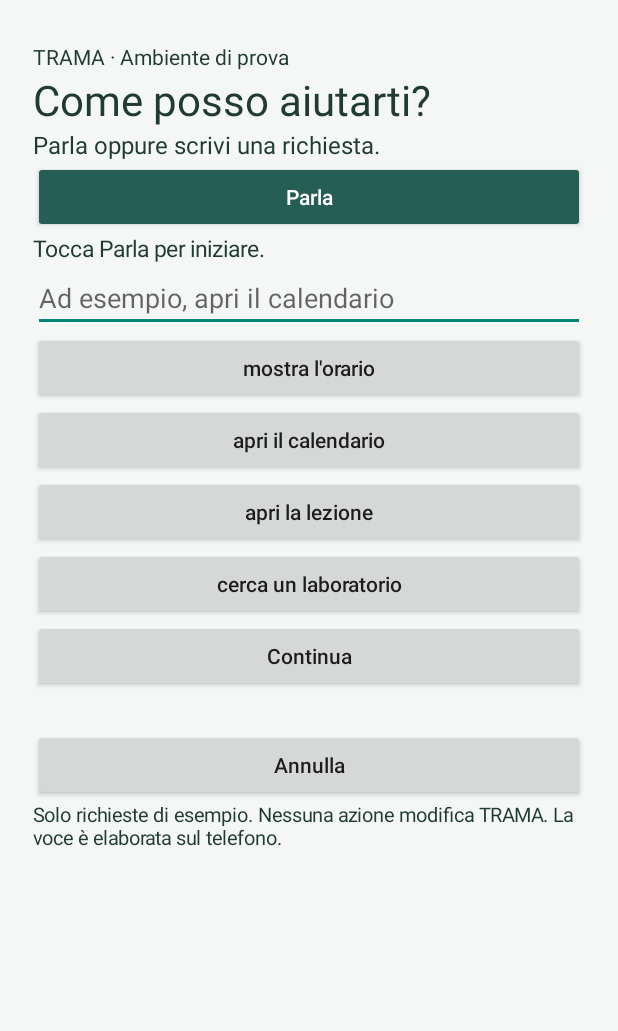
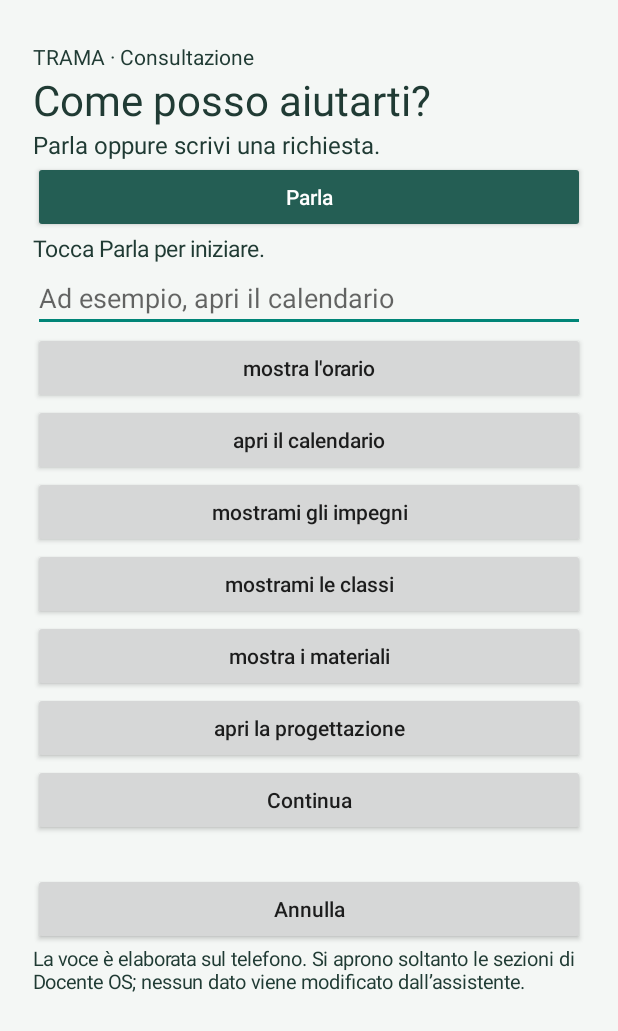
Before and after one commit to antoniocorsano-boop/trama-ecosistema, an Android app: the screen it shows after launch (MainActivity), on a phone screen of 412 x 824 dp. Shown: the top 1031 px of the screen. Run offline under Robolectric (Android 15) with nearby library versions, the phone set to English and light mode, and no system bars; libraries missing offline, so code that uses them is left out: org.vosk; 4 statements that could not run were skipped.

Commit message:
feat(tv-01d): confirm and open real Docente OS consultation routes; no transcript egress

```diff
--- a/experiments/tv-01c/android-probe/app/src/main/java/it/trama/voiceprobe/MainActivity.java
+++ b/experiments/tv-01c/android-probe/app/src/main/java/it/trama/voiceprobe/MainActivity.java
@@ -34,7 +34,8 @@ public class MainActivity extends Activity {
  private Button mic, next, confirm;
  private EditText request;
  private TextView status, proposal;
- private String reviewed, target;
+ private String reviewed;
+ private Consultation target;
  private static final int RATE=16000;
  private int dp(int x){return Math.round(x*getResources().getDisplayMetrics().density);}
  private TextView text(String s,int size){TextView t=new TextView(this);t.setText(s);t.setTextSize(size);t.setTextColor(0xff203b34);return t;}
@@ -56,21 +57,32 @@ public class MainActivity extends Activity {
    if(controller!=null)controller.setSystemBarsAppearance(android.view.WindowInsetsController.APPEARANCE_LIGHT_STATUS_BARS|android.view.WindowInsetsController.APPEARANCE_LIGHT_NAVIGATION_BARS,android.view.WindowInsetsController.APPEARANCE_LIGHT_STATUS_BARS|android.view.WindowInsetsController.APPEARANCE_LIGHT_NAVIGATION_BARS);
    sc.requestApplyInsets();
   }
-  l.addView(text("TRAMA · Ambiente di prova",14));l.addView(text("Come posso aiutarti?",28));
+  l.addView(text("TRAMA · Consultazione",14));l.addView(text("Come posso aiutarti?",28));
   l.addView(text("Parla oppure scrivi una richiesta.",16));
   mic=button("Parla");mic.setTextColor(Color.WHITE);mic.setBackgroundTintList(android.content.res.ColorStateList.valueOf(0xff245e54));l.addView(mic);
   status=text("Preparazione della voce italiana…",15);l.addView(status);
   request=new EditText(this);request.setHint("Ad esempio, apri il calendario");request.setInputType(android.text.InputType.TYPE_CLASS_TEXT|android.text.InputType.TYPE_TEXT_FLAG_MULTI_LINE);request.setSaveEnabled(false);request.setFreezesText(false);request.setFilters(new android.text.InputFilter[]{new android.text.InputFilter.LengthFilter(180)});l.addView(request);
-  for(String example:new String[]{"mostra l'orario","apri il calendario","apri la lezione","cerca un laboratorio"}){
+  for(String example:new String[]{"mostra l'orario","apri il calendario","mostrami gli impegni","mostrami le classi","mostra i materiali","apri la progettazione"}){
    Button b=button(example);l.addView(b);b.setOnClickListener(v->{if(!active){request.setText(example);request.setSelection(request.length());}});
   }
   next=button("Continua");l.addView(next);
-  proposal=text("",18);l.addView(proposal);confirm=button("Conferma");l.addView(confirm);confirm.setVisibility(View.GONE);
-  Button cancel=button("Annulla");l.addView(cancel);l.addView(text("Solo richieste di esempio. Nessuna azione modifica TRAMA. La voce è elaborata sul telefono.",13));
+  proposal=text("",18);l.addView(proposal);confirm=button("Apri in Docente OS");l.addView(confirm);confirm.setVisibility(View.GONE);
+  Button cancel=button("Annulla");l.addView(cancel);l.addView(text("La voce è elaborata sul telefono. Si aprono soltanto le sezioni di Docente OS; nessun dato viene modificato dall’assistente.",13));
   request.addTextChangedListener(new TextWatcher(){public void beforeTextChanged(CharSequence s,int start,int count,int after){} public void onTextChanged(CharSequence s,int start,int before,int count){invalidateReview();} public void afterTextChanged(Editable e){}});
   mic.setOnClickListener(v->{if(active){recording=false;mic.setEnabled(false);status.setText("Sto elaborando…");}else if(checkSelfPermission(Manifest.permission.RECORD_AUDIO)!=PackageManager.PERMISSION_GRANTED){requestPermissions(new String[]{Manifest.permission.RECORD_AUDIO},1);}else startVoice();});
-  next.setOnClickListener(v->{if(active)return;reviewed=normalize(request.getText().toString());target=resolve(reviewed);proposal.setText(target==null?"Prova con uno degli esempi.": "Vuoi aprire: "+target+"?");confirm.setVisibility(target==null?View.GONE:View.VISIBLE);});
-  confirm.setOnClickListener(v->{if(!active&&target!=null&&reviewed.equals(normalize(request.getText().toString()))){invalidateReview();proposal.setText("Richiesta confermata. È soltanto una prova.");}});
+  next.setOnClickListener(v->{if(active)return;reviewRequest();});
+  confirm.setOnClickListener(v->{
+   if(active||closed||target==null||reviewed==null||!reviewed.equals(Consultation.normalize(request.getText().toString())))return;
+   Consultation chosen=target;
+   invalidateReview();
+   request.setText("");
+   try{
+    android.content.Intent intent=new android.content.Intent(android.content.Intent.ACTION_VIEW,android.net.Uri.parse(chosen.url()));
+    intent.addCategory(android.content.Intent.CATEGORY_BROWSABLE);
+    startActivity(intent);
+    status.setText("Apertura richiesta a Docente OS. Se necessario, accedi normalmente.");
+   }catch(android.content.ActivityNotFoundException|SecurityException e){status.setText("Non è stato possibile aprire Docente OS. Usa la navigazione normale.");}
+  });
   cancel.setOnClickListener(v->{cancelVoice();request.setText("");invalidateReview();status.setText("Richiesta annullata.");});
   preparing=true;mic.setEnabled(false);worker.execute(()->{Model loaded=null;try{loaded=new Model(prepareModel().getAbsolutePath());Model ready=loaded;ui.post(()->{if(closed){ready.close();return;}model=ready;preparing=false;mic.setEnabled(!active);status.setText("Tocca Parla per iniziare.");});}catch(Exception e){if(loaded!=null)loaded.close();ui.post(()->{if(!closed){preparing=false;status.setText("La voce non è disponibile. Puoi scrivere.");}});}});
  }
@@ -104,13 +116,16 @@ public class MainActivity extends Activity {
    }catch(Exception e){failed=true;}finally{
     recording=false;
     if(recorder!=null){try{recorder.stop();}catch(Exception ignored){}recorder.release();}
-    String finalText=result;boolean error=failed;ui.post(()->{if(closed)return;active=false;mic.setText("Parla");mic.setEnabled(model!=null);request.setEnabled(true);next.setEnabled(true);if(session!=revision||cancelled)return;if(error){status.setText("Non sono riuscito ad ascoltarti. Puoi scrivere.");return;}if(finalText.length()>180){status.setText("Prova una richiesta più breve.");return;}request.setText(finalText);status.setText(finalText.isEmpty()?"Non ho sentito una richiesta. Riprova.":"Rileggi la richiesta e continua.");});
+    String finalText=result;boolean error=failed;ui.post(()->{if(closed)return;active=false;mic.setText("Parla");mic.setEnabled(model!=null);request.setEnabled(true);next.setEnabled(true);if(session!=revision||cancelled)return;if(error){status.setText("Non sono riuscito ad ascoltarti. Puoi scrivere.");return;}if(finalText.length()>180){status.setText("Prova una richiesta più breve.");return;}request.setText(finalText);status.setText(finalText.isEmpty()?"Non ho sentito una richiesta. Riprova.":"Controlla la richiesta riconosciuta.");if(!finalText.isEmpty())reviewRequest();});
    }
   });
  }
  private static void append(StringBuilder b,String json)throws Exception{String s=new JSONObject(json).optString("text","").trim();if(!s.isEmpty()){if(b.length()>0)b.append(' ');b.append(s);}}
- private static String normalize(String s){return s.trim().toLowerCase(Locale.ITALIAN).replace('’','\'').replaceAll("\\s+"," ").replaceAll("[.!?]+$","");}
- private static String resolve(String s){switch(s){case "mostra l'orario":case "mostra orario":return "Orario";case "apri il calendario":case "apri calendario":return "Calendario";case "apri la lezione":case "apri lezione":return "Preparazione della lezione";case "cerca un laboratorio":case "cerca laboratorio":return "Ricerca laboratori";default:return null;}}
+ private void reviewRequest(){
+  reviewed=Consultation.normalize(request.getText().toString());target=Consultation.resolve(reviewed);
+  proposal.setText(target==null?"Non ho individuato una sezione. Prova con uno degli esempi.":"Vuoi aprire "+target.label+" in Docente OS?");
+  confirm.setVisibility(target==null?View.GONE:View.VISIBLE);
+ }
  private void invalidateReview(){target=null;reviewed=null;proposal.setText("");confirm.setVisibility(View.GONE);}
  private void cancelVoice(){revision++;cancelled=true;recording=false;invalidateReview();}
  @Override protected void onPause(){cancelVoice();request.setText("");super.onPause();}
```
